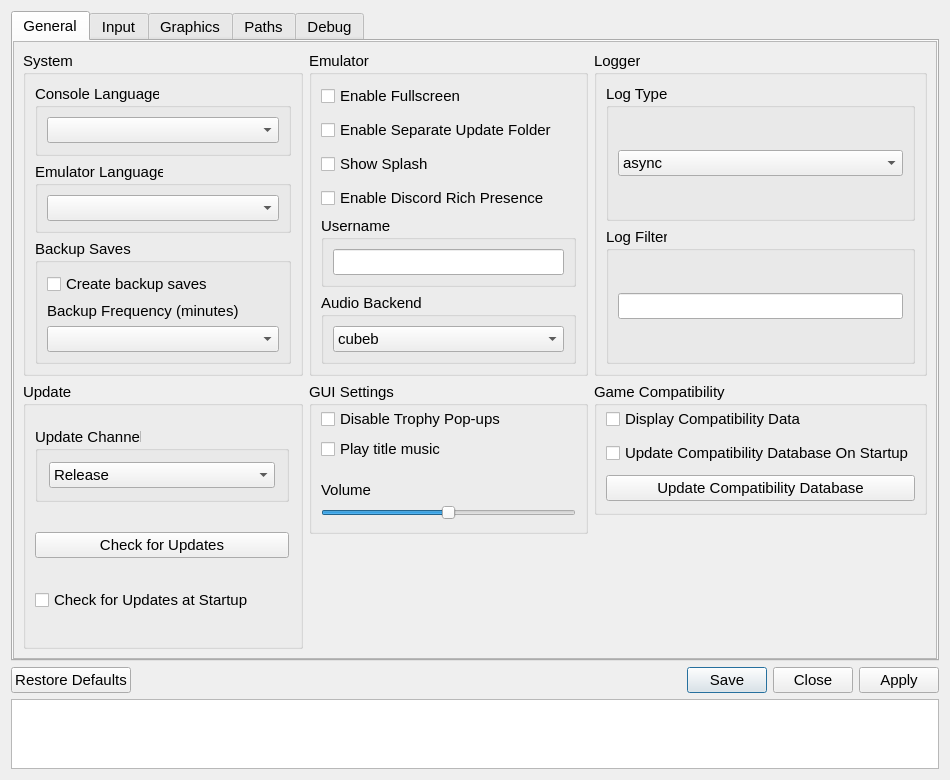
This is src/qt_gui/settings_dialog.ui in rainmakerv3/shadPS4 as Qt 5 draws it before an edit. The edited form follows.
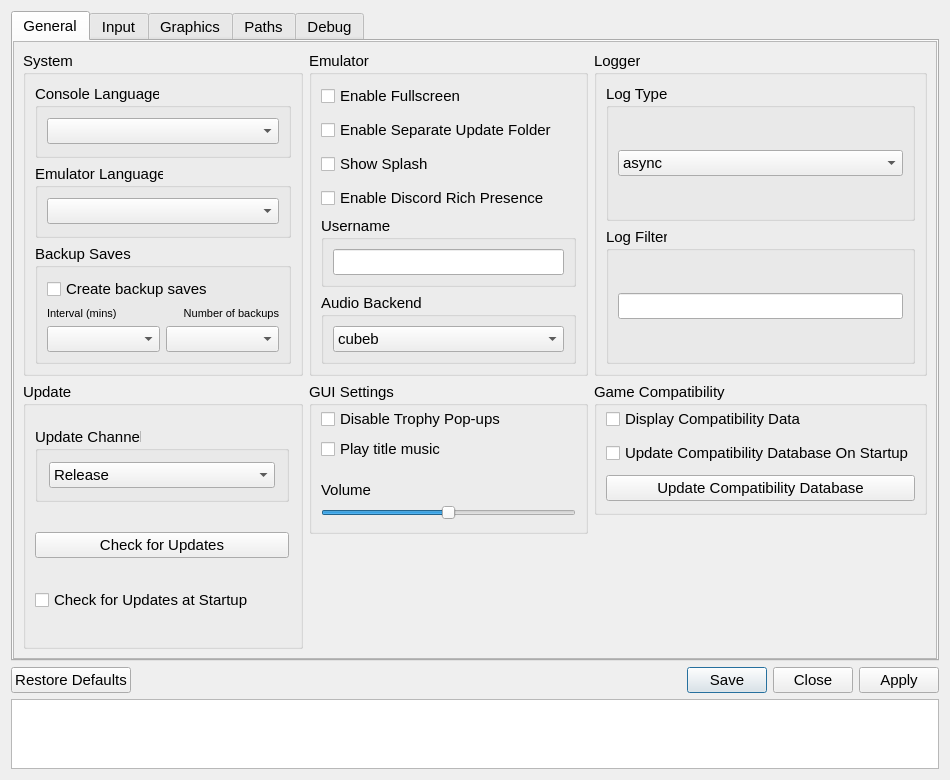
This is the edited form. Icons and pictures are not drawn.

Commit message:
add multiple backups + more efficient solution
reuse

What changed in the file:
```diff
--- a/src/qt_gui/settings_dialog.ui
+++ b/src/qt_gui/settings_dialog.ui
@@ -203,21 +203,48 @@
                    </widget>
                   </item>
                   <item>
+                   <layout class="QHBoxLayout" name="BackupLabels">
+                    <item>
                    <widget class="QLabel" name="BackupFreqLabel">
                     <property name="font">
                      <font>
-                      <pointsize>11</pointsize>
+                        <pointsize>8</pointsize>
                       <bold>false</bold>
                      </font>
                     </property>
                     <property name="text">
-                     <string>Backup Frequency (minutes)</string>
+                       <string>Interval (mins)</string>
                     </property>
                    </widget>
                   </item>
+                    <item>
+                     <widget class="QLabel" name="BackupNumLabel">
+                      <property name="font">
+                       <font>
+                        <pointsize>8</pointsize>
+                        <bold>false</bold>
+                       </font>
+                      </property>
+                      <property name="text">
+                       <string>Number of backups</string>
+                      </property>
+                      <property name="alignment">
+                       <set>Qt::AlignmentFlag::AlignLeading|Qt::AlignmentFlag::AlignLeft|Qt::AlignmentFlag::AlignRight|Qt::AlignmentFlag::AlignTrailing|Qt::AlignmentFlag::AlignVCenter</set>
+                      </property>
+                     </widget>
+                    </item>
+                   </layout>
+                  </item>
+                  <item>
+                   <layout class="QHBoxLayout" name="horizontalLayout">
                   <item>
                    <widget class="QComboBox" name="BackupFreqComboBox"/>
                   </item>
+                    <item>
+                     <widget class="QComboBox" name="BackupNumComboBox"/>
+                    </item>
+                   </layout>
+                  </item>
                  </layout>
                 </widget>
                </item>
```
Left out of the diff: 2 changed lines with no effect on the pictures. Lines whose indentation alone changed are shown as unchanged. The commit also changes 4 other files.
